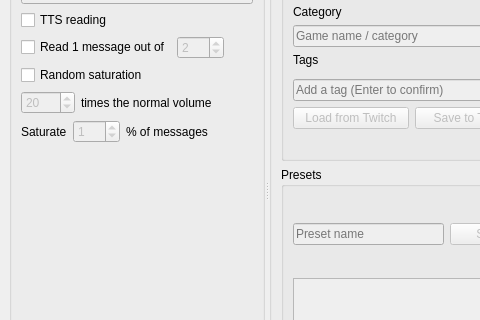
Qt form mainwindow.ui (Akkun752/LutherTools) before a commit; both pictures show x 0 to 480 and y 129 to 449 of the 896 by 640 pixel window.
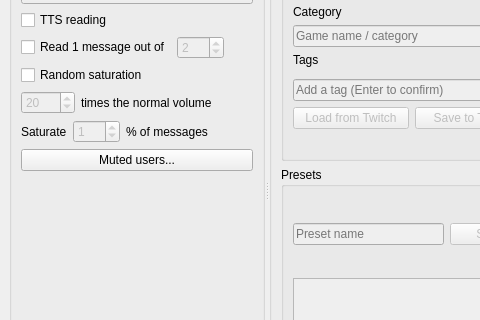
The same form after that commit. Icons and pictures are not drawn.

The edit to the form file:
```diff
--- a/mainwindow.ui
+++ b/mainwindow.ui
@@ -266,6 +266,13 @@
           </item>
          </layout>
         </item>
+        <item>
+         <widget class="QPushButton" name="mutedUsersButton">
+          <property name="text">
+           <string>Muted users...</string>
+          </property>
+         </widget>
+        </item>
         <item>
          <spacer name="connexionSpacer">
           <property name="orientation">
```
Left out of the diff: 7 changed lines with no effect on the pictures.
